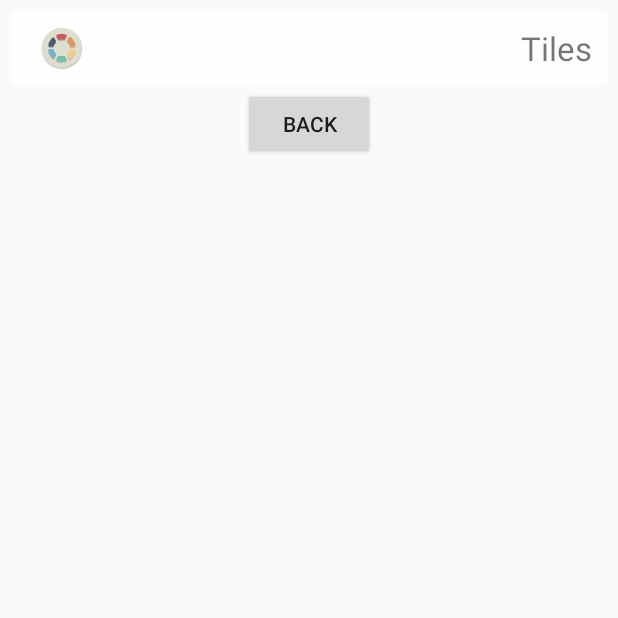
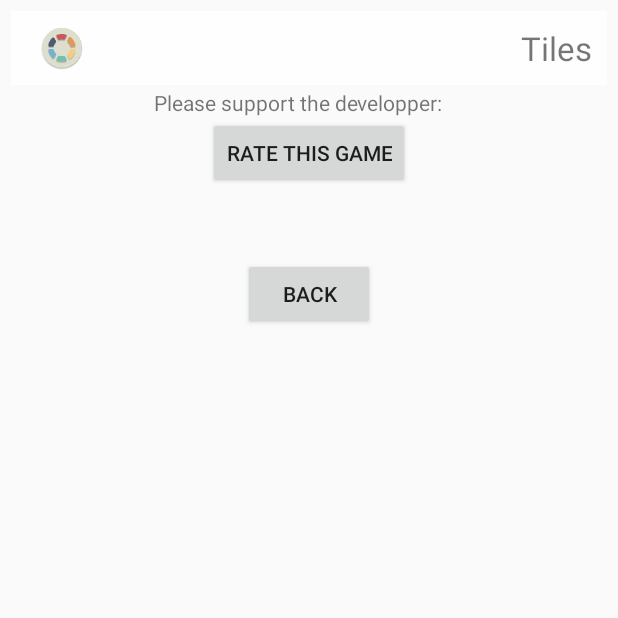
Before and after one commit to alyosharomanov/Tiles, an Android app: the SocialActivity screen opened directly, with no data from a screen before it, on a phone screen of 412 x 824 dp, the top half of it. Run offline under Robolectric (Android 15) with nearby library versions, the phone set to English and light mode, and no system bars.

Commit message:
Update 1.1

```diff
--- a/app/build.gradle
+++ b/app/build.gradle
@@ -8,8 +8,8 @@ android {
         applicationId "game.alyosharomanov.tiles"
         minSdkVersion 15
         targetSdkVersion 23
-        versionCode 1
-        versionName "1.0"
+        versionCode 2
+        versionName "1.1"
     }
     buildTypes {
         release {
--- a/app/src/main/java/game/alyosharomanov/tiles/SocialActivity.java
+++ b/app/src/main/java/game/alyosharomanov/tiles/SocialActivity.java
@@ -2,6 +2,12 @@ package game.alyosharomanov.tiles;
 
 import android.os.Bundle;
 import android.support.v7.app.AppCompatActivity;
+import android.view.View;
+import android.widget.Button;
+import android.app.Activity;
+import android.content.Intent;
+import android.net.Uri;
+import android.os.Bundle;
 import android.view.View;
 import android.widget.Button;
 
@@ -20,6 +26,9 @@ public class SocialActivity extends AppCompatActivity {
         super.onCreate(savedInstanceState);
         setContentView(R.layout.activity_social);
 
+        Button rateButton = (Button) findViewById(R.id.rateButton);//button name in xml file
+        rateButton.setOnClickListener(rate); // on button click listener
+
         // Set up the back button
         Button backButton = (Button) findViewById(R.id.backButton);
         backButton.setOnClickListener(new View.OnClickListener() {
@@ -31,4 +40,15 @@ public class SocialActivity extends AppCompatActivity {
 
         return;
     }
+
+    private Button.OnClickListener rate = new Button.OnClickListener() {
+        public void onClick(View v) {
+
+            Uri uri = Uri.parse("https://play.google.com/store/apps/details?id=game.alyosharomanov.tiles");
+            Intent intent = new Intent(Intent.ACTION_VIEW, uri);
+            startActivity(intent);
+
+
+        }
+    };
 }
--- a/app/src/main/res/layout/activity_social.xml
+++ b/app/src/main/res/layout/activity_social.xml
@@ -11,7 +11,8 @@
         android:layout_height="wrap_content"
         android:layout_margin="@dimen/box_margins"
         android:background="@drawable/background_box"
-        android:orientation="horizontal">
+        android:orientation="horizontal"
+        android:id="@+id/linearLayout">
 
         <LinearLayout
             android:layout_width="wrap_content"
@@ -36,11 +37,46 @@
 
     </LinearLayout>
 
+    <TextView
+        android:layout_width="206dp"
+        android:layout_height="wrap_content"
+        android:text="Please support the developper:"
+        android:id="@+id/textView8"
+        android:layout_gravity="center_horizontal"
+        android:layout_below="@+id/linearLayout"
+        android:layout_alignRight="@+id/rateButton"
+        android:layout_alignEnd="@+id/rateButton"/>
+
+    <Button
+        android:layout_width="wrap_content"
+        android:layout_height="wrap_content"
+        android:text="Rate this game"
+        android:id="@+id/rateButton"
+        android:clickable="true"
+        android:cursorVisible="true"
+        android:linksClickable="true"
+        android:onClick="goToRate"
+        android:layout_gravity="center_horizontal"
+        android:layout_below="@+id/space"
+        android:layout_centerHorizontal="true" />
+
     <Button
         android:layout_width="wrap_content"
         android:layout_height="wrap_content"
         android:text="Back"
         android:id="@+id/backButton"
+        android:layout_marginTop="46dp"
+        android:layout_below="@+id/rateButton"
+        android:layout_centerHorizontal="true"
         android:layout_gravity="center_horizontal" />
 
+    <Space
+        android:layout_width="match_parent"
+        android:layout_height="20dp"
+        android:layout_gravity="center_horizontal"
+        android:id="@+id/space"
+        android:layout_alignTop="@+id/textView8"
+        android:layout_alignParentLeft="true"
+        android:layout_alignParentStart="true" />
+
 </LinearLayout>
```
Also changed, not shown: 1 other file.
